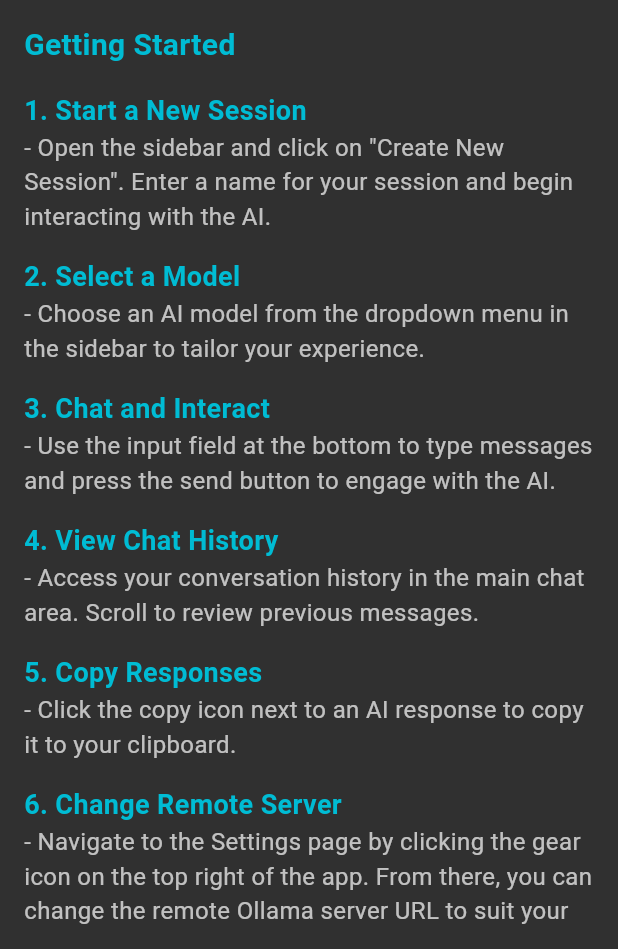
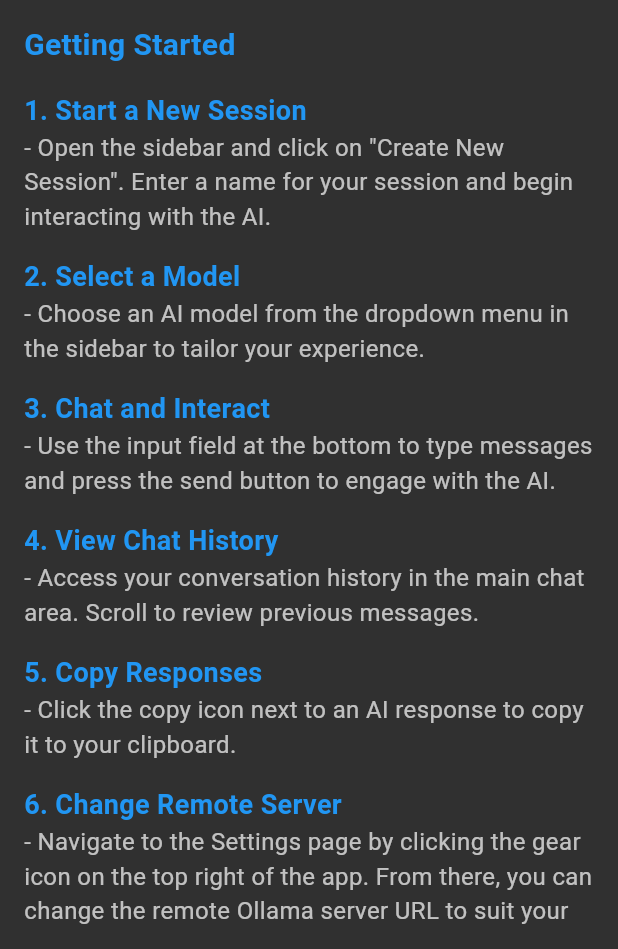
Before and after one commit to ayman3000/aollama, a Flutter app: the HelpView screen opened directly, on a phone screen of 412 x 824 dp, the part 287-1236 px from its top. Run offline on Flutter 3.47's test engine with Material 3 defaults, Android fonts, the phone set to English and light mode, and no system bars; our stand-ins replace flutter_riverpod, hive, hive_flutter; accounts and stored records are empty; network calls fail.

Commit message:
ready to stable version 0.3

```diff
--- a/lib/models/session.dart
+++ b/lib/models/session.dart
@@ -24,7 +24,7 @@ factory Session.fromMap(Map<String, dynamic> map) {
           ? DateTime.tryParse(map['lastActivityDate'])
           : null,
     );
-    print(session);
+    // print(session);
     return session;
   }
 }
--- a/lib/services/database_service.dart
+++ b/lib/services/database_service.dart
@@ -24,9 +24,9 @@ class DatabaseService {
     try {
       await Hive.openBox<Session>(DatabaseService.sessionsBoxName);
       await Hive.openBox<Message>(DatabaseService.messagesBoxName);
-      print('Hive boxes opened successfully');
+      // print('Hive boxes opened successfully');
     } catch (e) {
-      print('Error opening Hive boxes: $e');
+      // print('Error opening Hive boxes: $e');
       // Optionally reset boxes here if corruption is detected
     }
   }
@@ -38,7 +38,7 @@ class DatabaseService {
 
     // Check for duplicate session names
     if (sessionsBox.values.any((session) => session.name == name)) {
-      print('Error: Duplicate session name');
+      // print('Error: Duplicate session name');
       return null;
     }
 
--- a/lib/view_models/chat_view_model.dart
+++ b/lib/view_models/chat_view_model.dart
@@ -32,7 +32,7 @@ class ChatViewModel extends StateNotifier<bool> {
         ];
       }
       catch(e){
-        print(e.toString());
+        // print(e.toString());
       }
       selectedSessionNotifier.state = newSession;
       await loadChatHistory(newSession.id);
@@ -55,7 +55,7 @@ class ChatViewModel extends StateNotifier<bool> {
         chatHistoryNotifier.clearHistory();
       }
     } catch (error) {
-      print('Error loading chat history: $error');
+      // print('Error loading chat history: $error');
     }
   }
 
--- a/lib/views/help_view.dart
+++ b/lib/views/help_view.dart
@@ -37,7 +37,7 @@ class HelpView extends StatelessWidget {
                 style: TextStyle(
                   fontSize: 20,
                   fontWeight: FontWeight.bold,
-                  color: Colors.cyan,
+                  color: Colors.blue,
                 ),
               ),
               SizedBox(height: 16),
@@ -46,7 +46,7 @@ class HelpView extends StatelessWidget {
                 style: TextStyle(
                   fontSize: 18,
                   fontWeight: FontWeight.bold,
-                  color: Colors.cyan,
+                  color: Colors.blue,
                 ),
               ),
               Text(
@@ -59,7 +59,7 @@ class HelpView extends StatelessWidget {
                 style: TextStyle(
                   fontSize: 18,
                   fontWeight: FontWeight.bold,
-                  color: Colors.cyan,
+                  color: Colors.blue,
                 ),
               ),
               Text(
@@ -72,7 +72,7 @@ class HelpView extends StatelessWidget {
                 style: TextStyle(
                   fontSize: 18,
                   fontWeight: FontWeight.bold,
-                  color: Colors.cyan,
+                  color: Colors.blue,
                 ),
               ),
               Text(
@@ -85,7 +85,7 @@ class HelpView extends StatelessWidget {
                 style: TextStyle(
                   fontSize: 18,
                   fontWeight: FontWeight.bold,
-                  color: Colors.cyan,
+                  color: Colors.blue,
                 ),
               ),
               Text(
@@ -98,7 +98,7 @@ class HelpView extends StatelessWidget {
                 style: TextStyle(
                   fontSize: 18,
                   fontWeight: FontWeight.bold,
-                  color: Colors.cyan,
+                  color: Colors.blue,
                 ),
               ),
               Text(
@@ -111,7 +111,7 @@ class HelpView extends StatelessWidget {
                 style: TextStyle(
                   fontSize: 18,
                   fontWeight: FontWeight.bold,
-                  color: Colors.cyan,
+                  color: Colors.blue,
                 ),
               ),
               Text(
--- a/lib/widgets/message_input_widget.dart
+++ b/lib/widgets/message_input_widget.dart
@@ -75,7 +75,7 @@ class MessageInputWidget extends StatelessWidget {
                       ),
                     ),
                     onSubmitted: (text)  {
-                      print("submitted: $text");
+                      // print("submitted: $text");
                       onSendMessage(text);
                     },
                   ),
--- a/lib/widgets/platform_widgets/platform_widget.dart
+++ b/lib/widgets/platform_widgets/platform_widget.dart
@@ -14,7 +14,7 @@ abstract class PlatformWidget extends StatelessWidget {
   Widget build(BuildContext context) {
     if (Platform.isIOS || Platform.isMacOS) {
       // Use Cupertino on iOS
-      print("iOS");
+      // print("iOS");
       return buildCupertinoWidget(context);
     }
     // Use Material design on Android and other platforms
```
